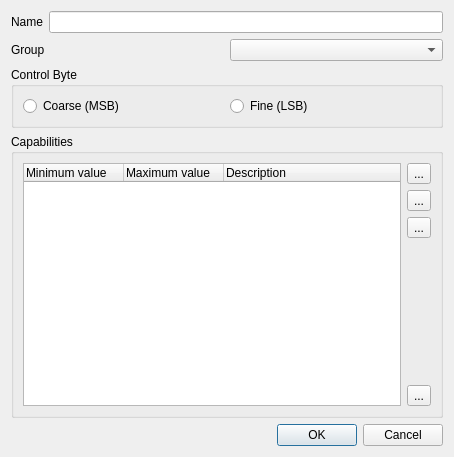
Qt form trunk/fixtureeditor/editchannel.ui (Bondzio/qlc) before a commit.
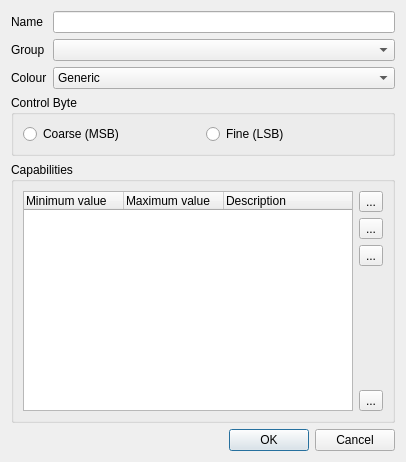
The same form after that commit. Icons and pictures are not drawn.

Commit message: Improved QLCChannel::colour feature. Added colour to editchannel dialog.

What changed in the file:
```diff
--- a/trunk/fixtureeditor/editchannel.ui
+++ b/trunk/fixtureeditor/editchannel.ui
@@ -6,43 +6,84 @@
    <rect>
     <x>0</x>
     <y>0</y>
-    <width>454</width>
-    <height>457</height>
+    <width>406</width>
+    <height>462</height>
    </rect>
   </property>
   <property name="windowTitle">
    <string>Edit Channel</string>
   </property>
-  <layout class="QVBoxLayout">
-   <item>
-    <layout class="QHBoxLayout">
+  <layout class="QGridLayout" name="gridLayout">
+   <item row="0" column="0">
+    <widget class="QLabel" name="m_nameLabel">
+     <property name="text">
+      <string>Name</string>
+     </property>
+    </widget>
+   </item>
+   <item row="0" column="1">
+    <widget class="QLineEdit" name="m_nameEdit"/>
+   </item>
+   <item row="1" column="0">
+    <widget class="QLabel" name="m_groupLabel">
+     <property name="text">
+      <string>Group</string>
+     </property>
+    </widget>
+   </item>
+   <item row="1" column="1">
+    <widget class="QComboBox" name="m_groupCombo"/>
+   </item>
+   <item row="2" column="0">
+    <widget class="QLabel" name="m_colourLabel">
+     <property name="text">
+      <string>Colour</string>
+     </property>
+    </widget>
+   </item>
+   <item row="2" column="1">
+    <widget class="QComboBox" name="m_colourCombo">
+     <property name="toolTip">
+      <string>Primary colour level controlled by this channel</string>
+     </property>
      <item>
-      <widget class="QLabel" name="m_nameLabel">
-       <property name="text">
-        <string>Name</string>
-       </property>
-      </widget>
+      <property name="text">
+       <string>Generic</string>
+      </property>
      </item>
      <item>
-      <widget class="QLineEdit" name="m_nameEdit"/>
+      <property name="text">
+       <string>Red</string>
+      </property>
      </item>
-    </layout>
-   </item>
-   <item>
-    <layout class="QHBoxLayout">
      <item>
-      <widget class="QLabel" name="m_groupLabel">
-       <property name="text">
-        <string>Group</string>
-       </property>
-      </widget>
+      <property name="text">
+       <string>Green</string>
+      </property>
      </item>
      <item>
-      <widget class="QComboBox" name="m_groupCombo"/>
+      <property name="text">
+       <string>Blue</string>
+      </property>
      </item>
-    </layout>
+     <item>
+      <property name="text">
+       <string>Cyan</string>
+      </property>
+     </item>
+     <item>
+      <property name="text">
+       <string>Magenta</string>
+      </property>
+     </item>
+     <item>
+      <property name="text">
+       <string>Yellow</string>
+      </property>
+     </item>
+    </widget>
    </item>
-   <item>
+   <item row="3" column="0" colspan="2">
     <widget class="QGroupBox" name="m_controlByteGroup">
      <property name="title">
       <string>Control Byte</string>
@@ -65,7 +106,7 @@
      </layout>
     </widget>
    </item>
-   <item>
+   <item row="4" column="0" colspan="2">
     <widget class="QGroupBox" name="groupBox_2">
      <property name="title">
       <string>Capabilities</string>
@@ -193,7 +234,7 @@
      </layout>
     </widget>
    </item>
-   <item>
+   <item row="5" column="0" colspan="2">
     <widget class="QDialogButtonBox" name="buttonBox">
      <property name="orientation">
       <enum>Qt::Horizontal</enum>
```
The commit also changes 6 other files.
